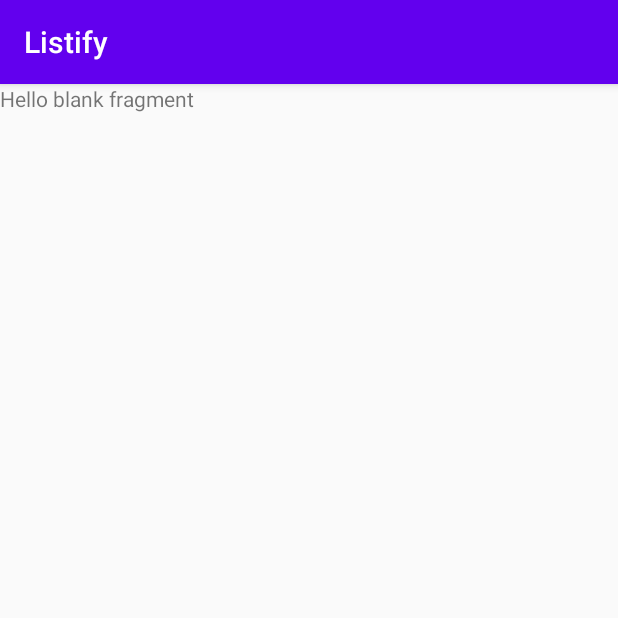
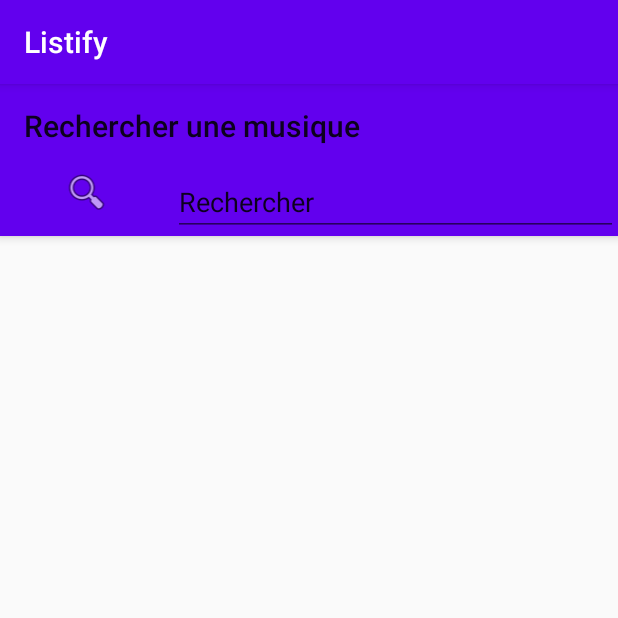
Before and after one commit to AymericLeFeyer/TAC, an Android app: the musicSearchFragment screen opened through its navigation route, on a phone screen of 412 x 824 dp, the top half of it. Run offline under Robolectric (Android 15) with nearby library versions, the phone set to English and light mode, and no system bars; our stand-ins replace navigation-ui.

Commit message:
Petit avancement

```diff
--- a/Listify/app/build.gradle
+++ b/Listify/app/build.gradle
@@ -38,6 +38,9 @@ dependencies {
     implementation 'androidx.constraintlayout:constraintlayout:2.0.4'
     implementation 'androidx.navigation:navigation-runtime:2.3.1'
     implementation 'androidx.legacy:legacy-support-v4:1.0.0'
+    implementation 'com.android.support:design:28.0.0'
+    implementation 'com.android.support:appcompat-v7:28.0.0'
+    implementation 'com.android.support:recyclerview-v7:28.0.0'
     testImplementation 'junit:junit:4.13.1'
     androidTestImplementation 'androidx.test.ext:junit:1.1.2'
     androidTestImplementation 'androidx.test.espresso:espresso-core:3.3.0'
--- a/Listify/app/src/main/java/fr/leftac/listify/fragment/launcherFragment.java
+++ b/Listify/app/src/main/java/fr/leftac/listify/fragment/launcherFragment.java
@@ -2,7 +2,12 @@ package fr.leftac.listify.fragment;
 
 import android.os.Bundle;
 
+import androidx.appcompat.widget.Toolbar;
 import androidx.fragment.app.Fragment;
+import androidx.navigation.NavController;
+import androidx.navigation.Navigation;
+import androidx.navigation.ui.AppBarConfiguration;
+import androidx.navigation.ui.NavigationUI;
 
 import android.view.LayoutInflater;
 import android.view.View;
@@ -17,67 +22,27 @@ import fr.leftac.listify.R;
 import fr.leftac.listify.controller.Controller;
 import fr.leftac.listify.model.api.TokenManager;
 import fr.leftac.listify.model.pojo.Track;
-import fr.leftac.listify.view.MainActivity;
 
-/**
- * A simple {@link Fragment} subclass.
- * Use the {@link launcherFragment#newInstance} factory method to
- * create an instance of this fragment.
- */
 public class launcherFragment extends Fragment implements Controller.TrackCallbackListener {
     private Button tokenButton, searchButton;
     private Controller controller;
+    private NavController navController;
 
     private List<Track> tracks;
-
-    // TODO: Rename parameter arguments, choose names that match
-    // the fragment initialization parameters, e.g. ARG_ITEM_NUMBER
-    private static final String ARG_PARAM1 = "param1";
-    private static final String ARG_PARAM2 = "param2";
-
-    // TODO: Rename and change types of parameters
-    private String mParam1;
-    private String mParam2;
-
-    public launcherFragment() {
-        // Required empty public constructor
-    }
-
-    /**
-     * Use this factory method to create a new instance of
-     * this fragment using the provided parameters.
-     *
-     * @param param1 Parameter 1.
-     * @param param2 Parameter 2.
-     * @return A new instance of fragment fragmentMain.
-     */
-    // TODO: Rename and change types and number of parameters
-    public static launcherFragment newInstance(String param1, String param2) {
-        launcherFragment fragment = new launcherFragment();
-        Bundle args = new Bundle();
-        args.putString(ARG_PARAM1, param1);
-        args.putString(ARG_PARAM2, param2);
-        fragment.setArguments(args);
-        return fragment;
-    }
-
     @Override
     public void onCreate(Bundle savedInstanceState) {
         super.onCreate(savedInstanceState);
-        if (getArguments() != null) {
-            mParam1 = getArguments().getString(ARG_PARAM1);
-            mParam2 = getArguments().getString(ARG_PARAM2);
-        }
     }
 
     @Override
     public View onCreateView(LayoutInflater inflater, ViewGroup container,
                              Bundle savedInstanceState) {
         // Inflate the layout for this fragment
+        View view = inflater.inflate(R.layout.fragment_launcher, container, false);
 
         // Views
-        tokenButton = findViewById(R.id.tokenButton);
-        searchButton = findViewById(R.id.searchButton);
+        tokenButton = view.findViewById(R.id.tokenButton);
+        searchButton = view.findViewById(R.id.searchButton);
 
         // Init variables
         tracks = new ArrayList<>();
@@ -94,11 +59,13 @@ public class launcherFragment extends Fragment implements Controller.TrackCallba
 
         searchButton.setOnClickListener(v -> {
             tracks = new ArrayList<>();
-            controller = new Controller(MainActivity.this);
+            controller = new Controller(this);
             controller.searchTracks("orelsan");
         });
 
-        return inflater.inflate(R.layout.fragment_launcher, container, false);
+        navController = Navigation.findNavController(getActivity(), R.id.navHostFragment);
+
+        return view;
     }
 
     @Override
@@ -112,6 +79,6 @@ public class launcherFragment extends Fragment implements Controller.TrackCallba
         for (int i = 0; i < tracks.size(); i++) {
             msg.append("Track n°").append(i + 1).append(" : ").append(tracks.get(i).getName()).append('\n');
         }
-        Toast.makeText(this, msg.toString(), Toast.LENGTH_LONG).show();
+        Toast.makeText(getActivity(), msg.toString(), Toast.LENGTH_LONG).show();
     }
 }
--- a/Listify/app/src/main/java/fr/leftac/listify/view/MainActivity.java
+++ b/Listify/app/src/main/java/fr/leftac/listify/view/MainActivity.java
@@ -5,6 +5,12 @@ import android.widget.Button;
 import android.widget.Toast;
 
 import androidx.appcompat.app.AppCompatActivity;
+import androidx.appcompat.widget.Toolbar;
+import androidx.navigation.NavController;
+import androidx.navigation.Navigation;
+import androidx.navigation.fragment.NavHostFragment;
+import androidx.navigation.ui.AppBarConfiguration;
+import androidx.navigation.ui.NavigationUI;
 
 import java.util.ArrayList;
 import java.util.List;
@@ -20,5 +26,12 @@ public class MainActivity extends AppCompatActivity {
     protected void onCreate(Bundle savedInstanceState) {
         super.onCreate(savedInstanceState);
         setContentView(R.layout.activity_main);
+
+        NavHostFragment navHostFragment = (NavHostFragment) getSupportFragmentManager().findFragmentById(R.id.navHostFragment);
+        NavController navController = navHostFragment.getNavController();
+        AppBarConfiguration appBarConfiguration = new AppBarConfiguration.Builder(navController.getGraph()).build();
+        Toolbar toolbar = findViewById(R.id.toolbar);
+
+        NavigationUI.setupWithNavController(toolbar, navController, appBarConfiguration);
     }
 }
--- a/Listify/app/src/main/res/layout/activity_main.xml
+++ b/Listify/app/src/main/res/layout/activity_main.xml
@@ -6,12 +6,29 @@
     android:layout_height="match_parent"
     tools:context=".view.MainActivity">
 
-    <fragment
+    <LinearLayout
+        android:layout_width="match_parent"
+        android:layout_height="match_parent"
+        android:orientation="vertical">
+
+        <androidx.appcompat.widget.Toolbar
+            android:id="@+id/toolbar"
+            android:layout_width="wrap_content"
+            android:layout_height="wrap_content" />
+
+    </LinearLayout>
+
+    <androidx.fragment.app.FragmentContainerView
         android:id="@+id/navHostFragment"
         android:name="androidx.navigation.fragment.NavHostFragment"
-        android:layout_width="match_parent"
-        android:layout_height="match_parent"
-        app:navGraph="@navigation/nav_graph"
-        app:defaultNavHost="true" />
+        android:layout_width="0dp"
+        android:layout_height="0dp"
+        app:layout_constraintLeft_toLeftOf="parent"
+        app:layout_constraintRight_toRightOf="parent"
+        app:layout_constraintTop_toTopOf="parent"
+        app:layout_constraintBottom_toBottomOf="parent"
+
+        app:defaultNavHost="true"
+        app:navGraph="@navigation/nav_graph" />
 
 </androidx.constraintlayout.widget.ConstraintLayout>
--- a/Listify/app/src/main/res/layout/fragment_launcher.xml
+++ b/Listify/app/src/main/res/layout/fragment_launcher.xml
@@ -1,29 +1,28 @@
 <?xml version="1.0" encoding="utf-8"?>
-<androidx.constraintlayout.widget.ConstraintLayout xmlns:android="http://schemas.android.com/apk/res/android"
-    xmlns:app="http://schemas.android.com/apk/res-auto"
+<androidx.coordinatorlayout.widget.CoordinatorLayout xmlns:android="http://schemas.android.com/apk/res/android"
     xmlns:tools="http://schemas.android.com/tools"
     android:layout_width="match_parent"
     android:layout_height="match_parent"
     tools:context=".fragment.launcherFragment">
+
+    <LinearLayout
+        android:layout_width="match_parent"
+        android:layout_height="match_parent"
+        android:orientation="horizontal">
 
         <Button
             android:id="@+id/tokenButton"
             android:layout_width="wrap_content"
             android:layout_height="wrap_content"
             android:text="@string/generateToken"
-        app:layout_constraintBottom_toBottomOf="parent"
-        app:layout_constraintEnd_toEndOf="parent"
-        app:layout_constraintStart_toStartOf="parent"
-        app:layout_constraintTop_toTopOf="parent" />
+            style="?android:attr/buttonBarButtonStyle"/>
 
         <Button
             android:id="@+id/searchButton"
             android:layout_width="wrap_content"
             android:layout_height="wrap_content"
-        android:layout_marginTop="17dp"
             android:text="@string/launchRequest"
-        app:layout_constraintEnd_toEndOf="parent"
-        app:layout_constraintStart_toStartOf="parent"
-        app:layout_constraintTop_toBottomOf="@+id/tokenButton" />
+            style="?android:attr/buttonBarButtonStyle" />
+    </LinearLayout>
 
-</androidx.constraintlayout.widget.ConstraintLayout>
+</androidx.coordinatorlayout.widget.CoordinatorLayout>
--- a/Listify/app/src/main/res/layout/fragment_music_search.xml
+++ b/Listify/app/src/main/res/layout/fragment_music_search.xml
@@ -1,14 +1,65 @@
 <?xml version="1.0" encoding="utf-8"?>
-<FrameLayout xmlns:android="http://schemas.android.com/apk/res/android"
+<androidx.coordinatorlayout.widget.CoordinatorLayout xmlns:android="http://schemas.android.com/apk/res/android"
     xmlns:tools="http://schemas.android.com/tools"
+    xmlns:app="http://schemas.android.com/apk/res-auto"
+
+
     android:layout_width="match_parent"
-    android:layout_height="match_parent"
-    tools:context=".fragment.musicSearchFragment">
+    android:layout_height="match_parent">
 
-    <!-- TODO: Update blank fragment layout -->
-    <TextView
+    <com.google.android.material.appbar.AppBarLayout
+        android:id="@+id/appbar"
+
+        android:layout_width="match_parent"
+        android:layout_height="wrap_content">
+
+        <LinearLayout
+            android:layout_width="match_parent"
+            android:layout_height="wrap_content"
+            android:orientation="vertical">
+
+            <androidx.appcompat.widget.Toolbar
+                android:id="@+id/toolbar"
+                android:layout_width="match_parent"
+                android:layout_height="?attr/actionBarSize"
+                app:title="@string/music_search"></androidx.appcompat.widget.Toolbar>
+
+            <LinearLayout
+                android:layout_width="match_parent"
+                android:layout_height="wrap_content"
+                android:orientation="horizontal">
+
+                <ImageView
+                    android:id="@+id/imageView"
+                    android:layout_width="wrap_content"
+                    android:layout_height="wrap_content"
+                    android:layout_weight="1"
+                    android:src="@android:drawable/ic_menu_search" />
+
+                <EditText
+                    android:id="@+id/musicSearch"
+                    android:layout_width="wrap_content"
+                    android:layout_height="wrap_content"
+                    android:layout_weight="1"
+                    android:ems="10"
+                    android:importantForAutofill="no"
+                    android:inputType="textPersonName"
+                    android:text="@string/Search" />
+            </LinearLayout>
+
+        </LinearLayout>
+
+    </com.google.android.material.appbar.AppBarLayout>
+
+    <androidx.core.widget.NestedScrollView
         android:layout_width="match_parent"
         android:layout_height="match_parent"
-        android:text="@string/hello_blank_fragment" />
 
-</FrameLayout>
+
+        app:layout_behavior="com.google.android.material.appbar.AppBarLayout$ScrollingViewBehavior">
+
+
+    </androidx.core.widget.NestedScrollView>
+
+
+</androidx.coordinatorlayout.widget.CoordinatorLayout>
--- a/Listify/app/src/main/res/values/strings.xml
+++ b/Listify/app/src/main/res/values/strings.xml
@@ -4,4 +4,6 @@
     <string name="hello_blank_fragment">Hello blank fragment</string>
     <string name="generateToken">Générer le token</string>
     <string name="launchRequest">Lancer la requête</string>
+    <string name="music_search">Rechercher une musique</string>
+    <string name="Search">Rechercher</string>
 </resources>
```
Lines whose indentation alone changed are shown as unchanged.
